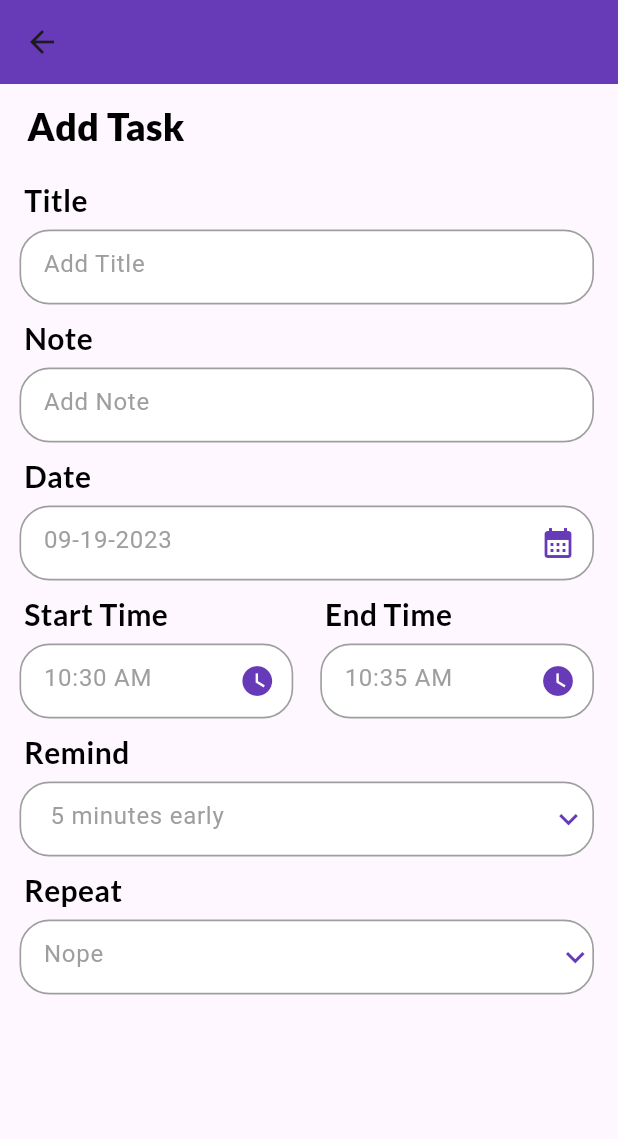
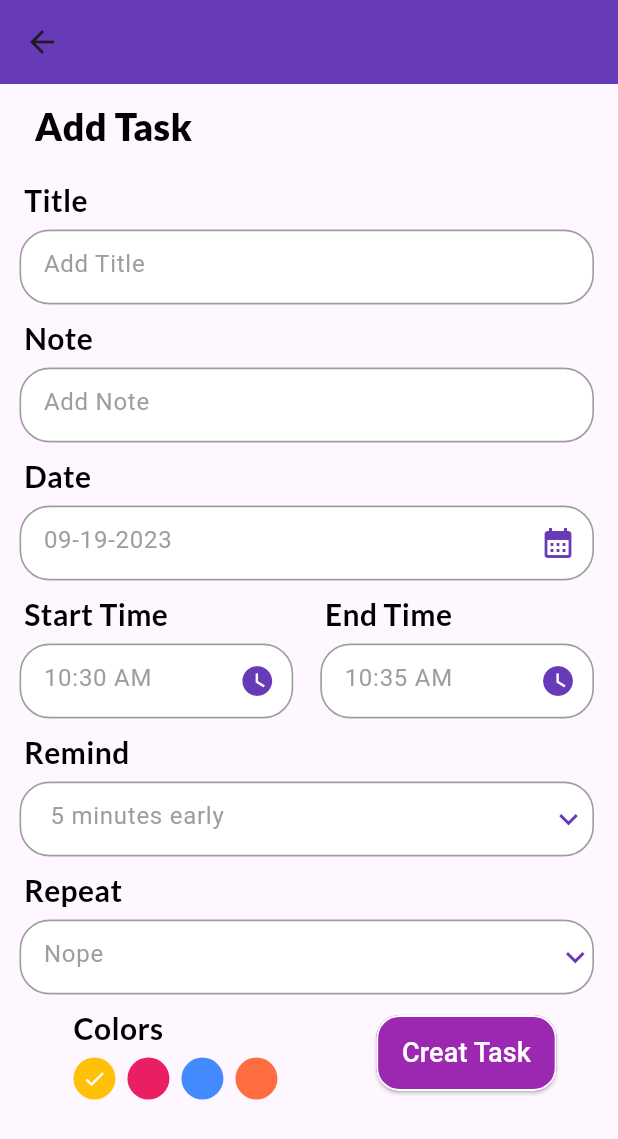
Before and after one commit to hazem324/todo, a Flutter app: the AddTaskPage screen opened by its route, on a phone screen of 412 x 824 dp. Shown: the top 1139 px of the screen. Run offline on Flutter 3.47's test engine with Material 2 defaults, Android fonts, the phone set to English and light mode, and no system bars; our stand-ins replace date_picker_timeline, google_fonts.

Commit message:
add task screen finished

```diff
--- a/lib/screen.dart/add_task.dart
+++ b/lib/screen.dart/add_task.dart
@@ -3,6 +3,7 @@ import 'package:google_fonts/google_fonts.dart';
 import 'package:intl/intl.dart';
 import 'package:todo/data/list_data.dart';
 import 'package:todo/widgets/dropdown_widget.dart';
+import 'package:todo/widgets/elevation_button.dart';
 import 'package:todo/widgets/text_field.dart';
 
 class AddTaskPage extends StatefulWidget {
@@ -20,6 +21,7 @@ class AddTaskPageState extends State<AddTaskPage> {
       .toString();
   int selectedRemind = 5;
   String selectedRepeat = "Nope";
+  int selectedColor = 0;
   @override
   Widget build(BuildContext context) {
     return Scaffold(
@@ -36,7 +38,7 @@ class AddTaskPageState extends State<AddTaskPage> {
                 Padding(
                   padding: const EdgeInsets.only(top: 10, left: 10, bottom: 7),
                   child: Text(
-                    "Add Task",
+                    " Add Task",
                     style: latoTextStyle(
                       fontSize: 25,
                       fontWeight: FontWeight.w800,
@@ -114,9 +116,7 @@ class AddTaskPageState extends State<AddTaskPage> {
             MyTextField(
               title: "Remind ",
               hintText: " $selectedRemind minutes early",
-                widget:
-                WidgetDropdownButton(
-
+              widget: WidgetDropdownButton(
                 onChanged: (String? newValue) {
                   setState(() {
                     selectedRemind = int.parse(newValue!);
@@ -134,18 +134,67 @@ class AddTaskPageState extends State<AddTaskPage> {
             MyTextField(
                 title: "Repeat ",
                 hintText: selectedRepeat,
-                widget:WidgetDropdownButton(
+                widget: WidgetDropdownButton(
                   onChanged: (String? value) {
                     setState(() {
                       selectedRepeat = value!;
-
-                    }); }, items:MyData.repeatedList.map<DropdownMenuItem<String>>((e) {
+                    });
+                  },
+                  items: MyData.repeatedList.map<DropdownMenuItem<String>>((e) {
                     return DropdownMenuItem<String>(
                       value: e.toString(),
                       child: Text(e.toString()),
                     );
-                  }).toList(), selectedValue: selectedRepeat,)
+                  }).toList(),
+                  selectedValue: selectedRepeat,
+                )),
+            Row(mainAxisAlignment: MainAxisAlignment.spaceAround,
+              children: [
+                Column(
+                  crossAxisAlignment: CrossAxisAlignment.start,
+                  children: [
+                    Row(
+                      children: [
+                        SizedBox(width: 8),
+                        Text(
+                          "Colors",
+                          style: latoTextStyle(
+                              fontSize: 20, fontWeight: FontWeight.w600),
                         ),
+                      ],
+                    ),
+                    const SizedBox(
+                      height: 5,
+                    ),
+                    Wrap(
+                        children: List<Widget>.generate(4, (int index) {
+                      return InkWell(
+                        onTap: () {
+                         setState(() {
+                            selectedColor = index;
+                         });
+                        },
+                        child: Padding(
+                          padding: const EdgeInsets.only(left: 8.0),
+                          child: CircleAvatar(
+                            radius: 14,
+                            backgroundColor: index == 0
+                                ? Colors.amber
+                                : index == 1
+                                    ? Colors.pink
+                                    : index == 2
+                                        ? Colors.blueAccent
+                                        : Colors.deepOrangeAccent,
+                                        child: selectedColor==index?const Icon(Icons.done, color: Colors.white, size: 16,): Container(),
+                          ),
+                        ),
+                      );
+                    }))
+                  ],
+                ),
+                 ButtonElevationWidget(titel: ' Creat Task ', onPressed: (){}, backColor: Colors.purple, textColor: Colors.white, borderColor: Colors.white,)
+              ],
+            )
           ]),
         ),
       )),
--- a/lib/screen.dart/home_page.dart
+++ b/lib/screen.dart/home_page.dart
@@ -42,7 +42,7 @@ class HomePageState extends State<HomePage> {
             Padding(
               padding: const EdgeInsets.only(top: 8, right: 10, bottom: 8),
               child: ButtonElevationWidget(
-                  titel: "Add Task",
+                  titel: " + Add Task",
                   onPressed: () {
                     Navigator.pushNamed(
                       context,
--- a/lib/widgets/elevation_button.dart
+++ b/lib/widgets/elevation_button.dart
@@ -3,22 +3,24 @@ import 'package:flutter/material.dart';
 class ButtonElevationWidget extends StatelessWidget {
   final String titel;
   final Function onPressed;
+    final Color? backColor;
+  final Color? borderColor;
+  final Color? textColor;
 
-  ButtonElevationWidget({required this.titel, required this.onPressed});
+  ButtonElevationWidget({required this.titel, required this.onPressed, this.backColor,this.textColor, this.borderColor});
 
   @override
   Widget build(BuildContext context) {
     Size size = MediaQuery.of(context).size;
     return ElevatedButton(
-      onPressed: () => onPressed()
-      ,
+      onPressed: () => onPressed(),
       style: ElevatedButton.styleFrom(
-        backgroundColor: Colors.white,
+        backgroundColor:backColor ?? Colors.white,
         padding: EdgeInsets.zero,
         shape: RoundedRectangleBorder(
           borderRadius: BorderRadius.circular(size.height / 53.6),
           side:
-              BorderSide(width: size.width / 330.833, color: Colors.deepPurple),
+              BorderSide(width: size.width / 330.833, color:borderColor ?? Colors.deepPurple),
         ),
       ),
       child: Container(
@@ -30,17 +32,14 @@ class ButtonElevationWidget extends StatelessWidget {
         decoration: BoxDecoration(
           borderRadius: BorderRadius.all(Radius.circular(size.height / 53.6)),
         ),
-        child: Row(
-          children: [
-            Icon(Icons.add),
+        child:
             Center(
               child: Text(
                 titel,
-                style: const TextStyle(fontSize: 18, color:Colors.deepPurple),
+                style:  TextStyle(fontSize: 18, color: textColor ?? Colors.deepPurple),
               ),
             ),
-          ],
-        ),
+
       ),
     );
   }
```
Lines whose indentation alone changed are shown as unchanged.
